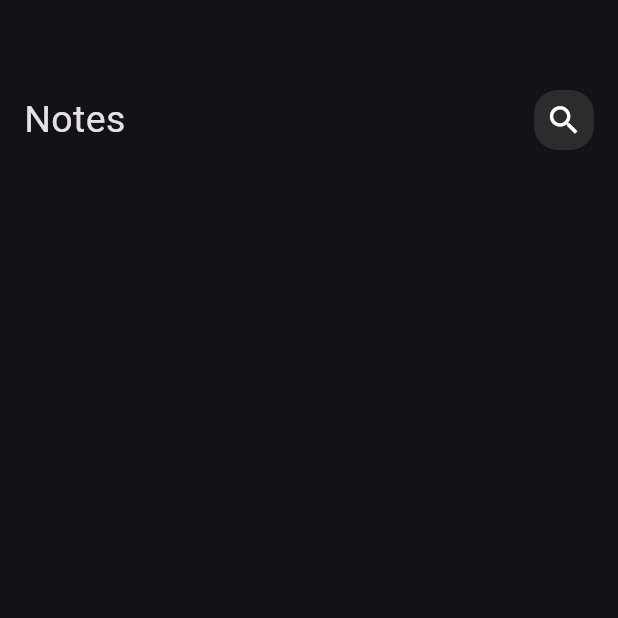
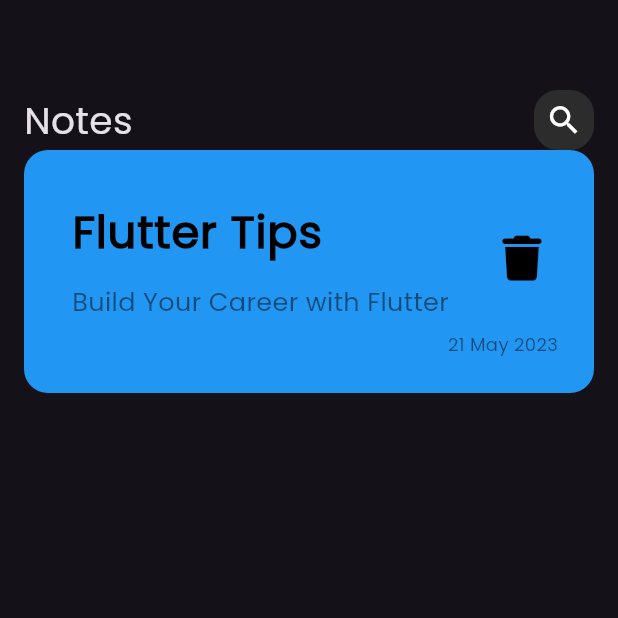
Before and after one commit to Mohamed-Emad1/notes_app, a Flutter app: the screen it shows after launch, on a phone screen of 412 x 824 dp, the top half of it. Run offline on Flutter 3.47's test engine with Material 3 defaults, Android fonts, the phone set to English and light mode, and no system bars; our stand-ins replace font_awesome_flutter.

Commit message:
finish note item ui

```diff
--- a/lib/main.dart
+++ b/lib/main.dart
@@ -13,8 +13,9 @@ class NotesApp extends StatelessWidget {
   Widget build(BuildContext context) {
     return MaterialApp(
       theme: ThemeData(
-        brightness: Brightness.dark
-        ),
+        brightness: Brightness.dark,
+        fontFamily: 'Poppins',
+      ),
       debugShowCheckedModeBanner: false,
       title: 'Notes App',
       home: const NotesView(),
--- a/lib/widgets/notes_view_body.dart
+++ b/lib/widgets/notes_view_body.dart
@@ -1,4 +1,5 @@
 import 'package:flutter/material.dart';
+import 'package:font_awesome_flutter/font_awesome_flutter.dart';
 import 'package:notes_app/widgets/custom_appbar.dart';
 
 class NotesViewBody extends StatelessWidget {
@@ -12,7 +13,69 @@ class NotesViewBody extends StatelessWidget {
           height: 60,
         ),
         CustomAppBar(),
+        NoteItem(),
       ],
     );
   }
 }
+
+class NoteItem extends StatelessWidget {
+  const NoteItem({super.key});
+
+  @override
+  Widget build(BuildContext context) {
+    return Padding(
+      padding: const EdgeInsets.symmetric(horizontal: 16),
+      child: Container(
+        padding: const EdgeInsets.only(top: 24, bottom: 24, left: 16),
+        decoration: BoxDecoration(
+          color: Colors.blue,
+          borderRadius: BorderRadius.circular(16),
+        ),
+        width: double.infinity,
+        child: Column(
+          crossAxisAlignment: CrossAxisAlignment.end,
+          children: [
+            ListTile(
+              title: const Text(
+                "Flutter Tips",
+                style: TextStyle(
+                    fontSize: 30,
+                    fontWeight: FontWeight.bold,
+                    color: Colors.black),
+              ),
+              subtitle: Padding(
+                padding: const EdgeInsets.only(top: 12),
+                child: Text(
+                  "Build Your Career with Flutter",
+                  style: TextStyle(
+                    fontSize: 17,
+                    color: Colors.black.withOpacity(0.5),
+                  ),
+                ),
+              ),
+              trailing: IconButton(
+                onPressed: () {},
+                icon: const Icon(
+                  FontAwesomeIcons.trash,
+                  color: Colors.black,
+                  size: 30,
+                ),
+              ),
+            ),
+            Padding(
+              padding: const EdgeInsets.only(right: 24),
+              child: Text(
+                "21 May 2023",
+                style: TextStyle(
+                  color: Colors.black.withOpacity(0.5),
+                  fontSize: 12,
+                ),
+              ),
+            ),
+          ],
+        ),
+      ),
+    );
+  }
+}
```
Also changed, not shown: pubspec.yaml (+6 -11 lines), assets/fonts/Poppins-Regular.ttf (added), pubspec.lock.
